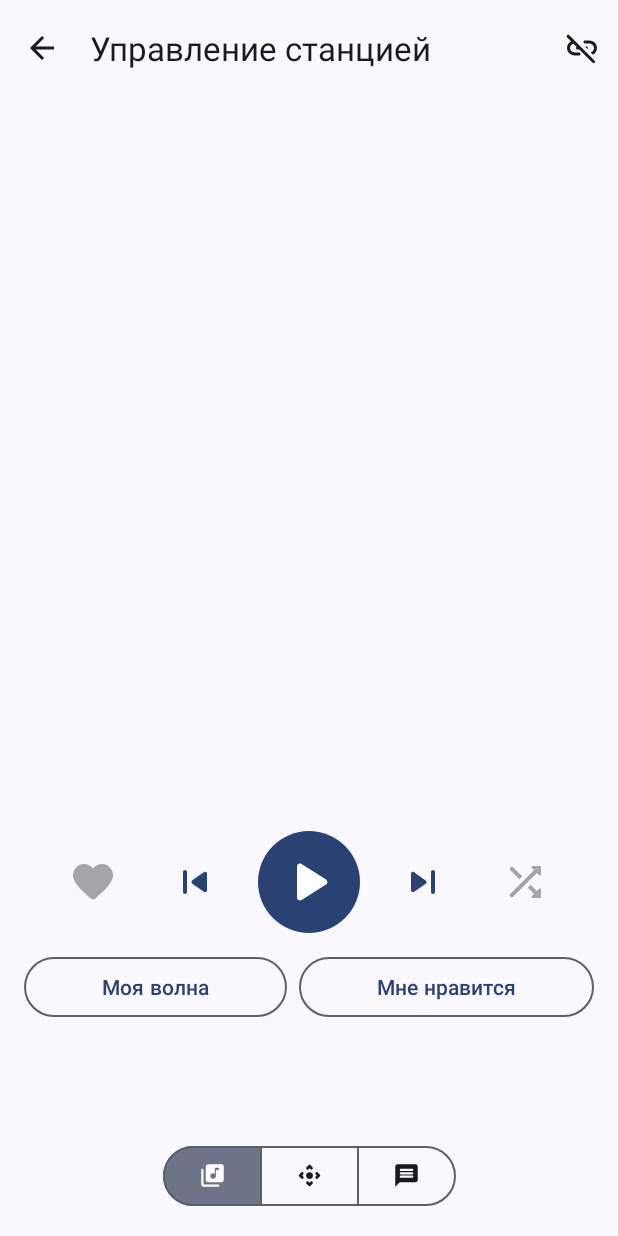
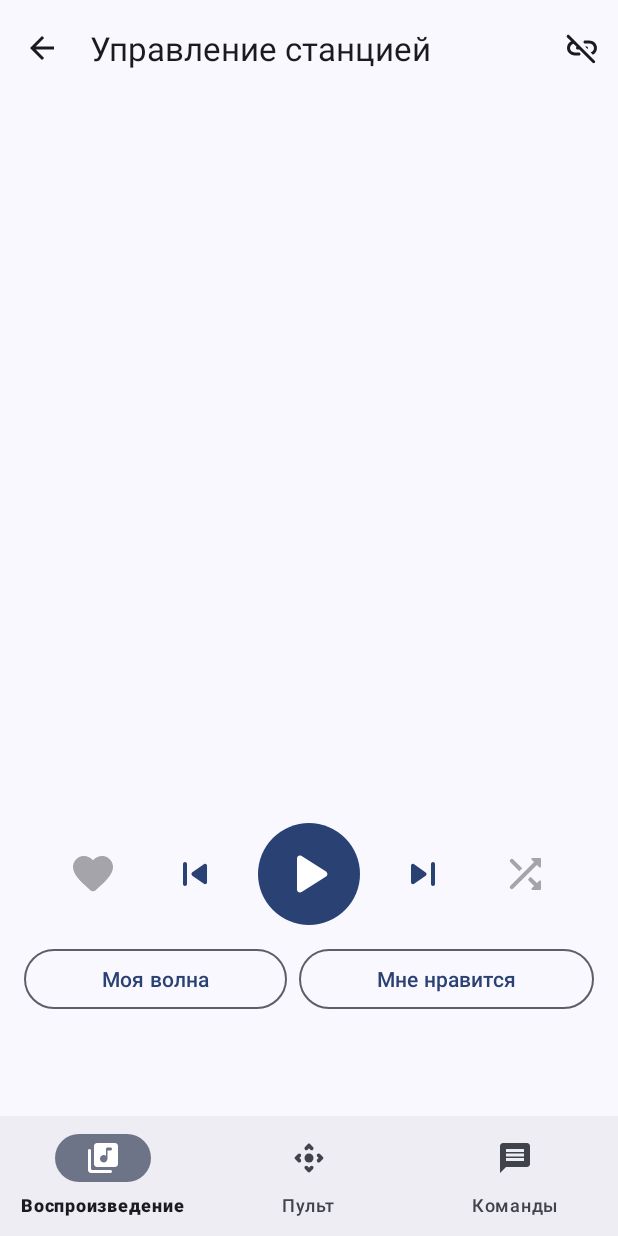
Before and after one commit to SanyaPilot/YNDXRemote, an Android app: the DeviceActivity screen opened directly, with no data from a screen before it, on a phone screen of 412 x 824 dp. Run offline under Robolectric (Android 15) with nearby library versions, the phone set to English and light mode, and no system bars; network calls fail; 2 statements that could not run were skipped.

Commit message:
DeviceActivity: Replace button group with a navigation bar

```diff
--- a/app/src/main/java/com/sanyapilot/yandexstation_controller/device/DeviceActivity.kt
+++ b/app/src/main/java/com/sanyapilot/yandexstation_controller/device/DeviceActivity.kt
@@ -19,8 +19,9 @@ import androidx.activity.viewModels
 import androidx.fragment.app.commit
 import androidx.fragment.app.replace
 import com.google.android.material.appbar.MaterialToolbar
-import com.google.android.material.button.MaterialButtonToggleGroup
+import com.google.android.material.bottomnavigation.BottomNavigationView
 import com.google.android.material.dialog.MaterialAlertDialogBuilder
+import com.google.android.material.elevation.SurfaceColors
 import com.google.android.material.snackbar.Snackbar
 import com.sanyapilot.yandexstation_controller.service.DEVICE_ID
 import com.sanyapilot.yandexstation_controller.service.DEVICE_NAME
@@ -144,6 +145,9 @@ class DeviceActivity : AppCompatActivity() {
             appBar.subtitle = deviceName
         }
 
+        // Color navbar
+        window.navigationBarColor = SurfaceColors.SURFACE_2.getColor(this)
+
         // Supply device ID and device name to the service
         val hints = Bundle()
         hints.apply {
@@ -170,32 +174,31 @@ class DeviceActivity : AppCompatActivity() {
             viewModel.coverBitmap.observe(this) { observers.coverObserver(coverImage, it, viewModel.coverURL.value) }
         }
 
-        val controlSelector = findViewById<MaterialButtonToggleGroup>(R.id.controlsSelector)
+        val bottomNav = findViewById<BottomNavigationView>(R.id.deviceNavigation)
 
         // Bottom selector listener
-        controlSelector.addOnButtonCheckedListener { _, checkedId, isChecked ->
-            if (isChecked) {
-                when (checkedId) {
-                    R.id.playbackButton -> {
+        bottomNav.setOnItemSelectedListener { item ->
+            when (item.itemId) {
+                R.id.playbackPage -> {
                     supportFragmentManager.commit {
                         setReorderingAllowed(true)
                         replace<DevicePlaybackFragment>(R.id.controlsContainer)
                     }
                 }
-                    R.id.TTSButton -> {
+                R.id.rcPage -> {
+                    supportFragmentManager.commit {
+                        setReorderingAllowed(true)
+                        replace<DeviceRemoteFragment>(R.id.controlsContainer)
+                    }
+                }
+                R.id.TTSPage -> {
                     supportFragmentManager.commit {
                         setReorderingAllowed(true)
                         replace<DeviceTTSFragment>(R.id.controlsContainer)
                     }
                 }
-                    R.id.remoteButton -> {
-                        supportFragmentManager.commit {
-                            setReorderingAllowed(true)
-                            replace<DeviceRemoteFragment>(R.id.controlsContainer)
             }
-                    }
-                }
-            }
+            true
         }
     }
 
--- a/app/src/main/res/layout/activity_device.xml
+++ b/app/src/main/res/layout/activity_device.xml
@@ -23,49 +23,19 @@
         android:name="com.sanyapilot.yandexstation_controller.device.DevicePlaybackFragment"
         android:layout_width="0dp"
         android:layout_height="0dp"
-        android:layout_marginBottom="8dp"
-        app:layout_constraintBottom_toTopOf="@+id/controlsSelector"
+        app:layout_constraintBottom_toTopOf="@+id/deviceNavigation"
         app:layout_constraintEnd_toEndOf="parent"
         app:layout_constraintStart_toStartOf="parent"
         app:layout_constraintTop_toBottomOf="@+id/deviceAppBar"
         tools:layout="@layout/fragment_device_playback" />
 
-    <com.google.android.material.button.MaterialButtonToggleGroup
-        android:id="@+id/controlsSelector"
-        android:layout_width="wrap_content"
+    <com.google.android.material.bottomnavigation.BottomNavigationView
+        android:id="@+id/deviceNavigation"
+        android:layout_width="0dp"
         android:layout_height="wrap_content"
-        android:layout_marginBottom="16dp"
-        app:checkedButton="@id/playbackButton"
         app:layout_constraintBottom_toBottomOf="parent"
         app:layout_constraintEnd_toEndOf="parent"
         app:layout_constraintStart_toStartOf="parent"
-        app:selectionRequired="true"
-        app:singleSelection="true">
-
-        <Button
-            android:id="@+id/playbackButton"
-            style="@style/ToggleIconButton"
-            android:layout_width="wrap_content"
-            android:layout_height="wrap_content"
-            android:layout_weight="1"
-            app:icon="@drawable/round_library_music_24" />
-
-        <Button
-            android:id="@+id/remoteButton"
-            style="@style/ToggleIconButton"
-            android:layout_width="wrap_content"
-            android:layout_height="wrap_content"
-            android:layout_weight="1"
-            app:icon="@drawable/round_control_camera_24" />
-
-        <Button
-            android:id="@+id/TTSButton"
-            style="@style/ToggleIconButton"
-            android:layout_width="wrap_content"
-            android:layout_height="wrap_content"
-            android:layout_weight="1"
-            app:icon="@drawable/round_message_24" />
-
-    </com.google.android.material.button.MaterialButtonToggleGroup>
+        app:menu="@menu/device_bottom_navigation_menu" />
 
 </androidx.constraintlayout.widget.ConstraintLayout>
--- a/app/src/main/res/menu/device_bottom_navigation_menu.xml
+++ b/app/src/main/res/menu/device_bottom_navigation_menu.xml
@@ -3,8 +3,13 @@
     <item
         android:id="@+id/playbackPage"
         android:enabled="true"
-        android:icon="@drawable/ic_baseline_cast_24"
+        android:icon="@drawable/round_library_music_24"
         android:title="@string/playback" />
+    <item
+        android:id="@+id/rcPage"
+        android:enabled="true"
+        android:icon="@drawable/round_control_camera_24"
+        android:title="@string/rc" />
     <item
         android:id="@+id/TTSPage"
         android:enabled="true"
--- /dev/null
+++ b/app/src/main/res/values-v27/themes.xml
@@ -0,0 +1,36 @@
+<?xml version="1.0" encoding="utf-8"?>
+<resources>
+
+    <style name="AppTheme" parent="Theme.Material3.Light.NoActionBar">
+        <item name="colorPrimary">@color/md_theme_light_primary</item>
+        <item name="colorOnPrimary">@color/md_theme_light_onPrimary</item>
+        <item name="colorPrimaryContainer">@color/md_theme_light_primaryContainer</item>
+        <item name="colorOnPrimaryContainer">@color/md_theme_light_onPrimaryContainer</item>
+        <item name="colorSecondary">@color/md_theme_light_secondary</item>
+        <item name="colorOnSecondary">@color/md_theme_light_onSecondary</item>
+        <item name="colorSecondaryContainer">@color/md_theme_light_secondaryContainer</item>
+        <item name="colorOnSecondaryContainer">@color/md_theme_light_onSecondaryContainer</item>
+        <item name="colorTertiary">@color/md_theme_light_tertiary</item>
+        <item name="colorOnTertiary">@color/md_theme_light_onTertiary</item>
+        <item name="colorTertiaryContainer">@color/md_theme_light_tertiaryContainer</item>
+        <item name="colorOnTertiaryContainer">@color/md_theme_light_onTertiaryContainer</item>
+        <item name="colorError">@color/md_theme_light_error</item>
+        <item name="colorErrorContainer">@color/md_theme_light_errorContainer</item>
+        <item name="colorOnError">@color/md_theme_light_onError</item>
+        <item name="colorOnErrorContainer">@color/md_theme_light_onErrorContainer</item>
+        <item name="android:colorBackground">@color/md_theme_light_background</item>
+        <item name="android:statusBarColor">@android:color/transparent</item>
+        <item name="android:navigationBarColor">@android:color/transparent</item>
+        <item name="android:windowLightNavigationBar">true</item>
+        <item name="android:windowLightStatusBar">true</item>
+        <item name="colorOnBackground">@color/md_theme_light_onBackground</item>
+        <item name="colorSurface">@color/md_theme_light_surface</item>
+        <item name="colorOnSurface">@color/md_theme_light_onSurface</item>
+        <item name="colorSurfaceVariant">@color/md_theme_light_surfaceVariant</item>
+        <item name="colorOnSurfaceVariant">@color/md_theme_light_onSurfaceVariant</item>
+        <item name="colorOutline">@color/md_theme_light_outline</item>
+        <item name="colorOnSurfaceInverse">@color/md_theme_light_inverseOnSurface</item>
+        <item name="colorSurfaceInverse">@color/md_theme_light_inverseSurface</item>
+        <item name="colorPrimaryInverse">@color/md_theme_light_inversePrimary</item>
+    </style>
+</resources>
--- a/app/src/main/res/values/strings.xml
+++ b/app/src/main/res/values/strings.xml
@@ -51,6 +51,7 @@
 
     <string name="playback">Воспроизведение</string>
     <string name="commands">Команды</string>
+    <string name="rc">Пульт</string>
 
     <string name="revertToCloud">Соединение с колонкой потеряно! Возврат в облачный режим</string>
     <string name="revertToLocal">Соединение установлено! Локальный режим включен</string>
```
Lines whose indentation alone changed are shown as unchanged.
